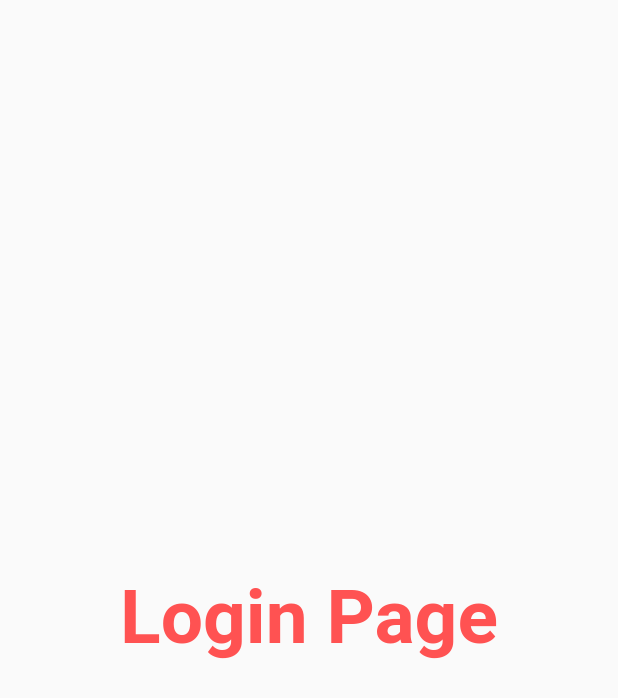
After one commit to Masooma-khan/30daysofFlutter, a Flutter app: the screen it shows after launch, on a phone screen of 412 x 824 dp. The commit adds this screen. Shown: the top 698 px of the screen. Run offline on Flutter 3.47's test engine with Material 2 defaults, Android fonts, the phone set to English and light mode, and no system bars.

Commit message:
Day 4 completed

```diff
--- a/lib/main.dart
+++ b/lib/main.dart
@@ -1,7 +1,6 @@
-import 'dart:ffi';
-
 import 'package:flutter/material.dart';
-
+import 'package:flutter_application_2/pages/login_page.dart';
+import 'pages/home_page.dart';
 void main() {
   runApp(MyApp());
 }
@@ -9,17 +8,17 @@ void main() {
 class MyApp extends StatelessWidget {
   @override
   Widget build(BuildContext context) {
-    int days = 30;
-    String name = "Codepur";
-
     return MaterialApp(
-      home: Material(
-        child: Center(
-          child: Container(
-            child: Text("Welcome $days days of HadiTech"),
-          ),
+      themeMode: ThemeMode.light,
+      theme: ThemeData(primarySwatch: Colors.deepOrange),
+      darkTheme: ThemeData(
+        brightness: Brightness.dark
         ),
-      ),
+        routes: {
+          "/":(context) => LoginPage(),
+           "/home":(context) => HomePage(),
+          "/Login": (context) => LoginPage()
+        },
     );
   }
 }
--- a/lib/home_page.dart
+++ b/lib/pages/home_page.dart
@@ -8,6 +8,7 @@ class HomePage extends StatelessWidget {
   Widget build(BuildContext context) {
     return  Scaffold(
       appBar: AppBar(
+        title: Text("Catalog App"),
       ),
 
         body: Center(
--- /dev/null
+++ b/lib/pages/login_page.dart
@@ -0,0 +1,20 @@
+import 'package:flutter/material.dart';
+
+class LoginPage extends StatelessWidget {
+  @override
+  Widget build(BuildContext context) {
+    return const Material(
+    child: Center(
+      child: Text(
+        "Login Page",
+      style: TextStyle(
+        fontSize: 10,
+         color: Colors.redAccent,
+         fontWeight: FontWeight.bold,
+       ),
+       textScaleFactor: 5.0,
+      ),
+     ),
+    );
+  }
+}
```
